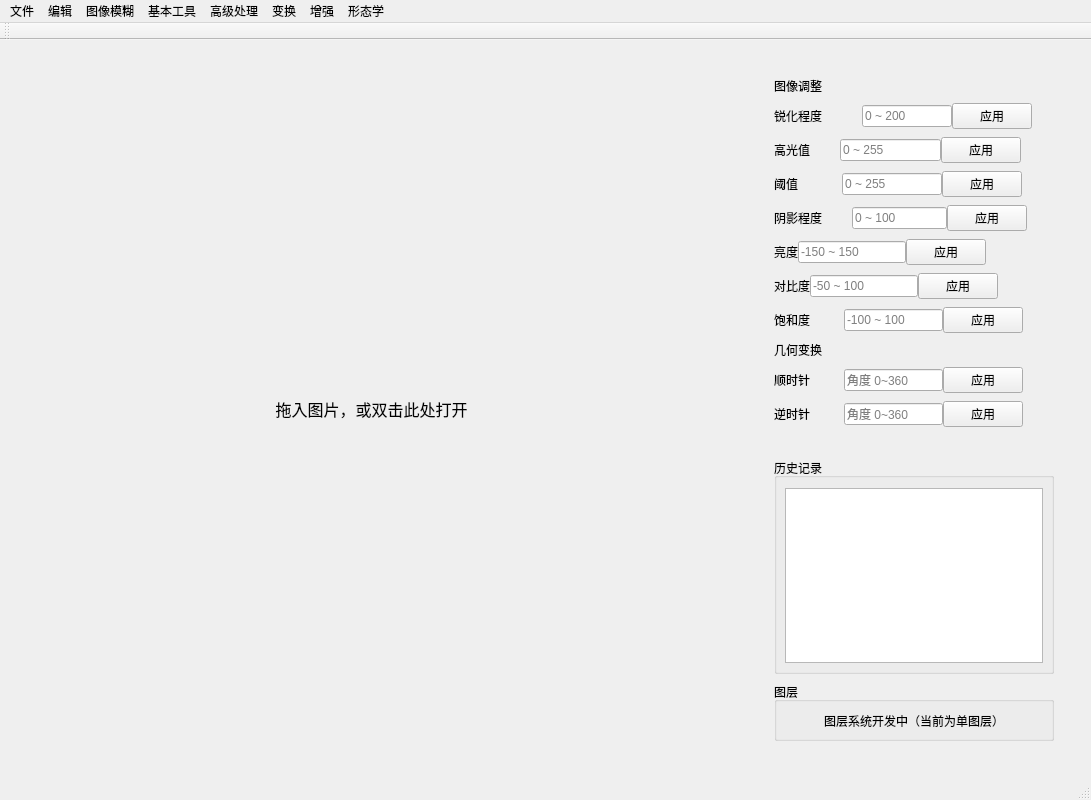
The window that ImageWithUI/ui/mainwindow.ui (Obj4ct/ImageWithUI) describes before a commit, drawn with Qt 5.
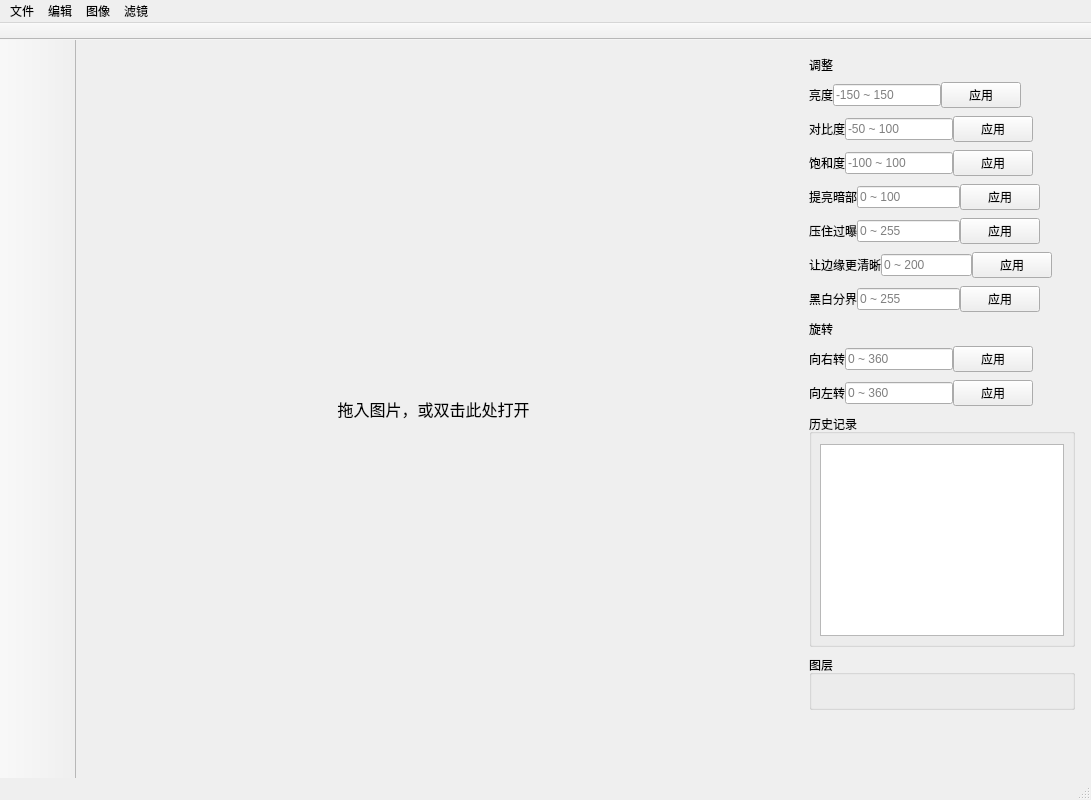
The same window after the commit. Icons and pictures are not drawn.

Commit message: feat: photoshop-style dark UI, global undo/redo, simplified feature set

```diff
--- a/ImageWithUI/ui/mainwindow.ui
+++ b/ImageWithUI/ui/mainwindow.ui
@@ -11,24 +11,24 @@
    </rect>
   </property>
   <property name="windowTitle">
-   <string>数字图像处理系统</string>
+   <string>ImageWithUI · 图片编辑器</string>
   </property>
   <widget class="QWidget" name="centralwidget">
    <layout class="QHBoxLayout" name="horizontalLayout_4">
     <property name="spacing">
-     <number>12</number>
+     <number>0</number>
     </property>
     <property name="leftMargin">
-     <number>12</number>
+     <number>0</number>
     </property>
     <property name="topMargin">
-     <number>12</number>
+     <number>0</number>
     </property>
     <property name="rightMargin">
-     <number>12</number>
+     <number>0</number>
     </property>
     <property name="bottomMargin">
-     <number>12</number>
+     <number>0</number>
     </property>
     <item>
      <widget class="QLabel" name="imageLabel">
@@ -79,33 +79,32 @@
      <widget class="QWidget" name="widget" native="true">
       <property name="minimumSize">
        <size>
-        <width>336</width>
+        <width>300</width>
         <height>0</height>
        </size>
       </property>
       <property name="maximumSize">
        <size>
-        <width>336</width>
+        <width>300</width>
         <height>16777215</height>
        </size>
       </property>
       <layout class="QHBoxLayout" name="horizontalLayout_5">
-       <item>
-        <spacer name="horizontalSpacer">
-         <property name="orientation">
-          <enum>Qt::Horizontal</enum>
-         </property>
-         <property name="sizeType">
-          <enum>QSizePolicy::Ignored</enum>
-         </property>
-         <property name="sizeHint" stdset="0">
-          <size>
-           <width>40</width>
-           <height>20</height>
-          </size>
-         </property>
-        </spacer>
-       </item>
+       <property name="spacing">
+        <number>0</number>
+       </property>
+       <property name="leftMargin">
+        <number>0</number>
+       </property>
+       <property name="topMargin">
+        <number>0</number>
+       </property>
+       <property name="rightMargin">
+        <number>0</number>
+       </property>
+       <property name="bottomMargin">
+        <number>0</number>
+       </property>
        <item>
         <widget class="QWidget" name="widget_14" native="true">
          <layout class="QVBoxLayout" name="verticalLayout_4">
@@ -127,230 +126,10 @@
           <item>
            <widget class="QLabel" name="label_sec_adjust">
             <property name="text">
-             <string>图像调整</string>
+             <string>调整</string>
             </property>
            </widget>
           </item>
-          <item>
-           <widget class="QWidget" name="widget_8" native="true">
-            <layout class="QHBoxLayout" name="horizontalLayout_12">
-             <property name="spacing">
-              <number>0</number>
-             </property>
-             <property name="leftMargin">
-              <number>0</number>
-             </property>
-             <property name="topMargin">
-              <number>0</number>
-             </property>
-             <property name="rightMargin">
-              <number>0</number>
-             </property>
-             <property name="bottomMargin">
-              <number>0</number>
-             </property>
-             <item>
-              <widget class="QLabel" name="label_36">
-               <property name="text">
-                <string>锐化程度            </string>
-               </property>
-              </widget>
-             </item>
-             <item>
-              <widget class="QLineEdit" name="lineEdit_sharpen">
-               <property name="placeholderText">
-                <string>0 ~ 200</string>
-               </property>
-              </widget>
-             </item>
-             <item>
-              <widget class="QPushButton" name="btn_sharpen">
-               <property name="text">
-                <string>应用</string>
-               </property>
-              </widget>
-             </item>
-             <item>
-              <spacer name="horizontalSpacer_3">
-               <property name="orientation">
-                <enum>Qt::Horizontal</enum>
-               </property>
-               <property name="sizeHint" stdset="0">
-                <size>
-                 <width>40</width>
-                 <height>20</height>
-                </size>
-               </property>
-              </spacer>
-             </item>
-            </layout>
-           </widget>
-          </item>
-          <item>
-           <widget class="QWidget" name="widget_9" native="true">
-            <layout class="QHBoxLayout" name="horizontalLayout_10">
-             <property name="spacing">
-              <number>0</number>
-             </property>
-             <property name="leftMargin">
-              <number>0</number>
-             </property>
-             <property name="topMargin">
-              <number>0</number>
-             </property>
-             <property name="rightMargin">
-              <number>0</number>
-             </property>
-             <property name="bottomMargin">
-              <number>0</number>
-             </property>
-             <item>
-              <widget class="QLabel" name="label_32">
-               <property name="text">
-                <string>高光值         </string>
-               </property>
-              </widget>
-             </item>
-             <item>
-              <widget class="QLineEdit" name="lineEdit_highlight">
-               <property name="placeholderText">
-                <string>0 ~ 255</string>
-               </property>
-              </widget>
-             </item>
-             <item>
-              <widget class="QPushButton" name="btn_highlight_ok">
-               <property name="text">
-                <string>应用</string>
-               </property>
-              </widget>
-             </item>
-             <item>
-              <spacer name="horizontalSpacer_4">
-               <property name="orientation">
-                <enum>Qt::Horizontal</enum>
-               </property>
-               <property name="sizeHint" stdset="0">
-                <size>
-                 <width>40</width>
-                 <height>20</height>
-                </size>
-               </property>
-              </spacer>
-             </item>
-            </layout>
-           </widget>
-          </item>
-          <item>
-           <widget class="QWidget" name="widget_10" native="true">
-            <layout class="QHBoxLayout" name="horizontalLayout_11">
-             <property name="spacing">
-              <number>0</number>
-             </property>
-             <property name="leftMargin">
-              <number>0</number>
-             </property>
-             <property name="topMargin">
-              <number>0</number>
-             </property>
-             <property name="rightMargin">
-              <number>0</number>
-             </property>
-             <property name="bottomMargin">
-              <number>0</number>
-             </property>
-             <item>
-              <widget class="QLabel" name="label_34">
-               <property name="text">
-                <string>阈值             </string>
-               </property>
-              </widget>
-             </item>
-             <item>
-              <widget class="QLineEdit" name="lineEdit_threshold">
-               <property name="placeholderText">
-                <string>0 ~ 255</string>
-               </property>
-              </widget>
-             </item>
-             <item>
-              <widget class="QPushButton" name="btn_threshold_ok">
-               <property name="text">
-                <string>应用</string>
-               </property>
-              </widget>
-             </item>
-             <item>
-              <spacer name="horizontalSpacer_5">
-               <property name="orientation">
-                <enum>Qt::Horizontal</enum>
-               </property>
-               <property name="sizeHint" stdset="0">
-                <size>
-                 <width>40</width>
-                 <height>20</height>
-                </size>
-               </property>
-              </spacer>
-             </item>
-            </layout>
-           </widget>
-          </item>
-          <item>
-           <widget class="QWidget" name="widget_21" native="true">
-            <layout class="QHBoxLayout" name="horizontalLayout_9">
-             <property name="spacing">
-              <number>0</number>
-             </property>
-             <property name="leftMargin">
-              <number>0</number>
-             </property>
-             <property name="topMargin">
-              <number>0</number>
-             </property>
-             <property name="rightMargin">
-              <number>0</number>
-             </property>
-             <property name="bottomMargin">
-              <number>0</number>
-             </property>
-             <item>
-              <widget class="QLabel" name="label_30">
-               <property name="text">
-                <string>阴影程度         </string>
-               </property>
-              </widget>
-             </item>
-             <item>
-              <widget class="QLineEdit" name="lineEdit_shadow">
-               <property name="placeholderText">
-                <string>0 ~ 100</string>
-               </property>
-              </widget>
-             </item>
-             <item>
-              <widget class="QPushButton" name="btn_shadow_ok">
-               <property name="text">
-                <string>应用</string>
-               </property>
-              </widget>
-             </item>
-             <item>
-              <spacer name="horizontalSpacer_6">
-               <property name="orientation">
-                <enum>Qt::Horizontal</enum>
-               </property>
-               <property name="sizeHint" stdset="0">
-                <size>
-                 <width>40</width>
-                 <height>20</height>
-                </size>
-               </property>
-              </spacer>
-             </item>
-            </layout>
-           </widget>
-          </item>
           <item>
            <widget class="QWidget" name="widget_4" native="true">
             <layout class="QHBoxLayout" name="horizontalLayout_2">
@@ -485,7 +264,7 @@
              <item>
               <widget class="QLabel" name="label_3">
                <property name="text">
-                <string>饱和度          </string>
+                <string>饱和度</string>
                </property>
               </widget>
              </item>
@@ -519,10 +298,230 @@
             </layout>
            </widget>
           </item>
+          <item>
+           <widget class="QWidget" name="widget_21" native="true">
+            <layout class="QHBoxLayout" name="horizontalLayout_9">
+             <property name="spacing">
+              <number>0</number>
+             </property>
+             <property name="leftMargin">
+              <number>0</number>
+             </property>
+             <property name="topMargin">
+              <number>0</number>
+             </property>
+             <property name="rightMargin">
+              <number>0</number>
+             </property>
+             <property name="bottomMargin">
+              <number>0</number>
+             </property>
+             <item>
+              <widget class="QLabel" name="label_30">
+               <property name="text">
+                <string>提亮暗部</string>
+               </property>
+              </widget>
+             </item>
+             <item>
+              <widget class="QLineEdit" name="lineEdit_shadow">
+               <property name="placeholderText">
+                <string>0 ~ 100</string>
+               </property>
+              </widget>
+             </item>
+             <item>
+              <widget class="QPushButton" name="btn_shadow_ok">
+               <property name="text">
+                <string>应用</string>
+               </property>
+              </widget>
+             </item>
+             <item>
+              <spacer name="horizontalSpacer_6">
+               <property name="orientation">
+                <enum>Qt::Horizontal</enum>
+               </property>
+               <property name="sizeHint" stdset="0">
+                <size>
+                 <width>40</width>
+                 <height>20</height>
+                </size>
+               </property>
+              </spacer>
+             </item>
+            </layout>
+           </widget>
+          </item>
+          <item>
+           <widget class="QWidget" name="widget_9" native="true">
+            <layout class="QHBoxLayout" name="horizontalLayout_10">
+             <property name="spacing">
+              <number>0</number>
+             </property>
+             <property name="leftMargin">
+              <number>0</number>
+             </property>
+             <property name="topMargin">
+              <number>0</number>
+             </property>
+             <property name="rightMargin">
+              <number>0</number>
+             </property>
+             <property name="bottomMargin">
+              <number>0</number>
+             </property>
+             <item>
+              <widget class="QLabel" name="label_32">
+               <property name="text">
+                <string>压住过曝</string>
+               </property>
+              </widget>
+             </item>
+             <item>
+              <widget class="QLineEdit" name="lineEdit_highlight">
+               <property name="placeholderText">
+                <string>0 ~ 255</string>
+               </property>
+              </widget>
+             </item>
+             <item>
+              <widget class="QPushButton" name="btn_highlight_ok">
+               <property name="text">
+                <string>应用</string>
+               </property>
+              </widget>
+             </item>
+             <item>
+              <spacer name="horizontalSpacer_4">
+               <property name="orientation">
+                <enum>Qt::Horizontal</enum>
+               </property>
+               <property name="sizeHint" stdset="0">
+                <size>
+                 <width>40</width>
+                 <height>20</height>
+                </size>
+               </property>
+              </spacer>
+             </item>
+            </layout>
+           </widget>
+          </item>
+          <item>
+           <widget class="QWidget" name="widget_8" native="true">
+            <layout class="QHBoxLayout" name="horizontalLayout_12">
+             <property name="spacing">
+              <number>0</number>
+             </property>
+             <property name="leftMargin">
+              <number>0</number>
+             </property>
+             <property name="topMargin">
+              <number>0</number>
+             </property>
+             <property name="rightMargin">
+              <number>0</number>
+             </property>
+             <property name="bottomMargin">
+              <number>0</number>
+             </property>
+             <item>
+              <widget class="QLabel" name="label_36">
+               <property name="text">
+                <string>让边缘更清晰</string>
+               </property>
+              </widget>
+             </item>
+             <item>
+              <widget class="QLineEdit" name="lineEdit_sharpen">
+               <property name="placeholderText">
+                <string>0 ~ 200</string>
+               </property>
+              </widget>
+             </item>
+             <item>
+              <widget class="QPushButton" name="btn_sharpen">
+               <property name="text">
+                <string>应用</string>
+               </property>
+              </widget>
+             </item>
+             <item>
+              <spacer name="horizontalSpacer_3">
+               <property name="orientation">
+                <enum>Qt::Horizontal</enum>
+               </property>
+               <property name="sizeHint" stdset="0">
+                <size>
+                 <width>40</width>
+                 <height>20</height>
+                </size>
+               </property>
+              </spacer>
+             </item>
+            </layout>
+           </widget>
+          </item>
+          <item>
+           <widget class="QWidget" name="widget_10" native="true">
+            <layout class="QHBoxLayout" name="horizontalLayout_11">
+             <property name="spacing">
+              <number>0</number>
+             </property>
+             <property name="leftMargin">
+              <number>0</number>
+             </property>
+             <property name="topMargin">
+              <number>0</number>
+             </property>
+             <property name="rightMargin">
+              <number>0</number>
+             </property>
+             <property name="bottomMargin">
+              <number>0</number>
+             </property>
+             <item>
+              <widget class="QLabel" name="label_34">
+               <property name="text">
+                <string>黑白分界</string>
+               </property>
+              </widget>
+             </item>
+             <item>
+              <widget class="QLineEdit" name="lineEdit_threshold">
+               <property name="placeholderText">
+                <string>0 ~ 255</string>
+               </property>
+              </widget>
+             </item>
+             <item>
+              <widget class="QPushButton" name="btn_threshold_ok">
+               <property name="text">
+                <string>应用</string>
+               </property>
+              </widget>
+             </item>
+             <item>
+              <spacer name="horizontalSpacer_5">
+               <property name="orientation">
+                <enum>Qt::Horizontal</enum>
+               </property>
+               <property name="sizeHint" stdset="0">
+                <size>
+                 <width>40</width>
+                 <height>20</height>
+                </size>
+               </property>
+              </spacer>
+             </item>
+            </layout>
+           </widget>
+          </item>
           <item>
            <widget class="QLabel" name="label_sec_transform">
             <property name="text">
-             <string>几何变换</string>
+             <string>旋转</string>
             </property>
            </widget>
           </item>
@@ -550,14 +549,14 @@
              <item>
               <widget class="QLabel" name="label_20">
                <property name="text">
-                <string>顺时针          </string>
+                <string>向右转</string>
                </property>
               </widget>
              </item>
              <item>
               <widget class="QLineEdit" name="lineEdit_rotate">
                <property name="placeholderText">
-                <string>角度 0~360</string>
+                <string>0 ~ 360</string>
                </property>
               </widget>
              </item>
@@ -605,14 +604,14 @@
              <item>
               <widget class="QLabel" name="label_21">
                <property name="text">
-                <string>逆时针          </string>
+                <string>向左转</string>
                </property>
               </widget>
              </item>
              <item>
               <widget class="QLineEdit" name="lineEdit_rotate_r">
                <property name="placeholderText">
-                <string>角度 0~360</string>
+                <string>0 ~ 360</string>
                </property>
               </widget>
              </item>
@@ -639,19 +638,6 @@
             </layout>
            </widget>
           </item>
-          <item>
-           <spacer name="verticalSpacer_panel">
-            <property name="orientation">
-             <enum>Qt::Vertical</enum>
-            </property>
-            <property name="sizeHint" stdset="0">
-             <size>
-              <width>20</width>
-              <height>40</height>
-             </size>
-            </property>
-           </spacer>
-          </item>
           <item>
            <widget class="QGroupBox" name="group_history">
             <property name="title">
@@ -710,7 +696,7 @@
              <item>
               <widget class="QLabel" name="label_layers_hint">
                <property name="text">
-                <string>图层系统开发中（当前为单图层）</string>
+                <string/>
                </property>
                <property name="alignment">
                 <set>Qt::AlignCenter</set>
@@ -720,6 +706,19 @@
             </layout>
            </widget>
           </item>
+          <item>
+           <spacer name="verticalSpacer_panel">
+            <property name="orientation">
+             <enum>Qt::Vertical</enum>
+            </property>
+            <property name="sizeHint" stdset="0">
+             <size>
+              <width>20</width>
+              <height>40</height>
+             </size>
+            </property>
+           </spacer>
+          </item>
          </layout>
         </widget>
        </item>
@@ -752,82 +751,48 @@
     <addaction name="actionredo"/>
     <addaction name="actionreset"/>
    </widget>
+   <widget class="QMenu" name="menu_base">
+    <property name="title">
+     <string>图像</string>
+    </property>
+    <addaction name="actionscale"/>
+    <addaction name="action_separator_base"/>
+    <addaction name="actiontailor"/>
+    <addaction name="action_separator_base2"/>
+    <addaction name="actionflipH"/>
+    <addaction name="actionflipV"/>
+    <addaction name="actionrotate90"/>
+    <addaction name="actionrotate90ccw"/>
+    <addaction name="actiontranspose"/>
+    <addaction name="actionantitranspose"/>
+   </widget>
    <widget class="QMenu" name="menu_blur">
     <property name="title">
-     <string>图像模糊</string>
+     <string>滤镜</string>
     </property>
     <addaction name="actionmedian"/>
     <addaction name="actionaver"/>
     <addaction name="actiongauss"/>
+    <addaction name="action_separator_filter"/>
+    <addaction name="menu_unbase"/>
+    <addaction name="menu_enhance"/>
+    <addaction name="menu_morph"/>
+    <addaction name="menu_style"/>
    </widget>
-   <widget class="QMenu" name="menu_base">
+   <widget class="QMenu" name="menu_unbase">
     <property name="title">
-     <string>基本工具</string>
+     <string>颜色</string>
     </property>
-    <widget class="QMenu" name="menu_2">
-     <property name="title">
-      <string>图像缩放</string>
-     </property>
-     <widget class="QMenu" name="menu_3">
-      <property name="title">
-       <string>最临近插值</string>
-      </property>
-      <addaction name="actionlarge_near"/>
-      <addaction name="actionsmall_near"/>
-     </widget>
-     <widget class="QMenu" name="menu_4">
-      <property name="title">
-       <string>双线性插值</string>
-      </property>
-      <addaction name="actionlarge_bilinear"/>
-      <addaction name="actionsmall_bilinear"/>
-     </widget>
-     <widget class="QMenu" name="menu_5">
-      <property name="title">
-       <string>双立方插值</string>
-      </property>
-      <addaction name="actionlarge_bicubic"/>
-      <addaction name="actionsmall_bicubic"/>
-     </widget>
-     <addaction name="menu_3"/>
-     <addaction name="menu_4"/>
-     <addaction name="menu_5"/>
-    </widget>
     <addaction name="actiongray"/>
     <addaction name="actionreverse"/>
     <addaction name="actioncomplementary"/>
     <addaction name="actionautoContrast"/>
     <addaction name="actioncolorBalance"/>
-    <addaction name="menu_2"/>
-   </widget>
-   <widget class="QMenu" name="menu_unbase">
-    <property name="title">
-     <string>高级处理</string>
-    </property>
-    <addaction name="actionblend"/>
-    <addaction name="actionmosaic"/>
-    <addaction name="actionsobel"/>
-    <addaction name="actionliquefaction"/>
     <addaction name="actioncolorMap"/>
-    <addaction name="actionfishEye"/>
-    <addaction name="actionface"/>
-    <addaction name="actionhighContrast"/>
-   </widget>
-   <widget class="QMenu" name="menu_transform">
-    <property name="title">
-     <string>变换</string>
-    </property>
-    <addaction name="actionflipH"/>
-    <addaction name="actionflipV"/>
-    <addaction name="actionrotate90"/>
-    <addaction name="actionrotate90ccw"/>
-    <addaction name="actiontranspose"/>
-    <addaction name="actionantitranspose"/>
-    <addaction name="actiontailor"/>
    </widget>
    <widget class="QMenu" name="menu_enhance">
     <property name="title">
-     <string>增强</string>
+     <string>细节</string>
     </property>
     <addaction name="actionequalize"/>
     <addaction name="actionusm"/>
@@ -835,27 +800,39 @@
    </widget>
    <widget class="QMenu" name="menu_morph">
     <property name="title">
-     <string>形态学</string>
+     <string>去杂点/补小孔</string>
     </property>
     <addaction name="actionerode"/>
     <addaction name="actiondilate"/>
     <addaction name="actionopenMorph"/>
     <addaction name="actioncloseMorph"/>
    </widget>
+   <widget class="QMenu" name="menu_style">
+    <property name="title">
+     <string>风格化</string>
+    </property>
+    <addaction name="actionsobel"/>
+    <addaction name="actionmosaic"/>
+    <addaction name="actionliquefaction"/>
+    <addaction name="actionface"/>
+    <addaction name="actionfishEye"/>
+   </widget>
    <addaction name="menu"/>
    <addaction name="menu_edit"/>
-   <addaction name="menu_blur"/>
    <addaction name="menu_base"/>
-   <addaction name="menu_unbase"/>
-   <addaction name="menu_transform"/>
-   <addaction name="menu_enhance"/>
-   <addaction name="menu_morph"/>
+   <addaction name="menu_blur"/>
   </widget>
   <widget class="QStatusBar" name="statusbar"/>
   <widget class="QToolBar" name="toolBar">
    <property name="windowTitle">
     <string>toolBar</string>
    </property>
+   <property name="movable">
+    <bool>false</bool>
+   </property>
+   <property name="toolButtonStyle">
+    <enum>Qt::ToolButtonTextBesideIcon</enum>
+   </property>
    <attribute name="toolBarArea">
     <enum>TopToolBarArea</enum>
    </attribute>
@@ -863,6 +840,56 @@
     <bool>false</bool>
    </attribute>
   </widget>
+  <widget class="QToolBar" name="toolBox">
+   <property name="windowTitle">
+    <string>toolBox</string>
+   </property>
+   <property name="orientation">
+    <enum>Qt::Vertical</enum>
+   </property>
+   <property name="movable">
+    <bool>false</bool>
+   </property>
+   <property name="floatable">
+    <bool>false</bool>
+   </property>
+   <property name="toolButtonStyle">
+    <enum>Qt::ToolButtonTextOnly</enum>
+   </property>
+   <property name="minimumSize">
+    <size>
+     <width>76</width>
+     <height>0</height>
+    </size>
+   </property>
+   <property name="maximumSize">
+    <size>
+     <width>76</width>
+     <height>16777215</height>
+    </size>
+   </property>
+   <attribute name="toolBarArea">
+    <enum>LeftToolBarArea</enum>
+   </attribute>
+   <attribute name="toolBarBreak">
+    <bool>false</bool>
+   </attribute>
+  </widget>
+  <action name="action_separator_base">
+   <property name="separator">
+    <bool>true</bool>
+   </property>
+  </action>
+  <action name="action_separator_base2">
+   <property name="separator">
+    <bool>true</bool>
+   </property>
+  </action>
+  <action name="action_separator_filter">
+   <property name="separator">
+    <bool>true</bool>
+   </property>
+  </action>
   <action name="openImage">
    <property name="text">
     <string>打开图片</string>
@@ -883,7 +910,8 @@
    <property name="icon">
     <iconset resource="icon.qrc">
      <normaloff>:/icon/undo.png</normaloff>
-     <normalon>:/icon/undo.png</normalon>:/icon/undo.png</iconset>
+     <normalon>:/icon/undo.png</normalon>
+    </iconset>
    </property>
    <property name="text">
     <string>撤销</string>
@@ -896,43 +924,49 @@
    <property name="icon">
     <iconset resource="icon.qrc">
      <normaloff>:/icon/reset.png</normaloff>
-     <normalon>:/icon/reset.png</normalon>:/icon/reset.png</iconset>
+     <normalon>:/icon/reset.png</normalon>
+    </iconset>
    </property>
    <property name="text">
-    <string>重置图像</string>
+    <string>还原成原图</string>
    </property>
    <property name="shortcut">
     <string>Ctrl+R</string>
    </property>
   </action>
+  <action name="actionscale">
+   <property name="text">
+    <string>缩放图像…</string>
+   </property>
+  </action>
   <action name="actionmedian">
    <property name="text">
-    <string>中值模糊</string>
+    <string>去除杂点</string>
    </property>
   </action>
   <action name="actionaver">
    <property name="text">
-    <string>均值模糊</string>
+    <string>轻微模糊</string>
    </property>
   </action>
   <action name="actiongauss">
    <property name="text">
-    <string>高斯模糊</string>
+    <string>高斯模糊…</string>
    </property>
   </action>
   <action name="actiongray">
    <property name="text">
-    <string>灰度图转换</string>
+    <string>转为黑白</string>
    </property>
   </action>
   <action name="actionreverse">
    <property name="text">
-    <string>颜色反转</string>
+    <string>反相</string>
    </property>
   </action>
   <action name="actioncomplementary">
    <property name="text">
-    <string>补色</string>
+    <string>互补色</string>
    </property>
   </action>
   <action name="actionautoContrast">
@@ -940,60 +974,52 @@
     <string>自动对比度</string>
    </property>
   </action>
-  <action name="actionblend">
-   <property name="text">
-    <string>图层混合</string>
-   </property>
-  </action>
-  <action name="actionmask">
-   <property name="text">
-    <string>局部磨皮</string>
-   </property>
-  </action>
   <action name="actionmosaic">
    <property name="text">
-    <string>马赛克</string>
+    <string>打马赛克…</string>
    </property>
   </action>
   <action name="actionsobel">
    <property name="text">
-    <string>边缘检测</string>
+    <string>描出轮廓</string>
    </property>
   </action>
   <action name="actionliquefaction">
    <property name="text">
-    <string>眼部放大</string>
+    <string>放大眼睛…</string>
    </property>
   </action>
   <action name="actioncolorMap">
    <property name="text">
-    <string>色彩映射</string>
+    <string>调色曲线…</string>
    </property>
   </action>
   <action name="actionfishEye">
    <property name="text">
-    <string>鱼眼镜头</string>
+    <string>鱼眼效果…</string>
    </property>
   </action>
   <action name="actioncolorBalance">
    <property name="text">
-    <string>色彩平衡</string>
+    <string>校正偏色</string>
    </property>
   </action>
   <action name="actionface">
    <property name="text">
-    <string>图像微调</string>
+    <string>人像瘦脸…</string>
    </property>
   </action>
   <action name="actiontailor">
    <property name="text">
-    <string>图像裁剪</string>
+    <string>裁剪图像…</string>
    </property>
   </action>
   <action name="actionredo">
    <property name="icon">
     <iconset resource="icon.qrc">
-     <normaloff>:/icon/redo.png</normaloff>:/icon/redo.png</iconset>
+     <normaloff>:/icon/redo.png</normaloff>
+     <normalon>:/icon/redo.png</normalon>
+    </iconset>
    </property>
    <property name="text">
     <string>重做</string>
@@ -1002,41 +1028,6 @@
     <string>Ctrl+Y</string>
    </property>
   </action>
-  <action name="actionlarge_near">
-   <property name="text">
-    <string>放大</string>
-   </property>
-  </action>
-  <action name="actionsmall_near">
-   <property name="text">
-    <string>缩小</string>
-   </property>
-  </action>
-  <action name="actionlarge_bilinear">
-   <property name="text">
-    <string>放大</string>
-   </property>
-  </action>
-  <action name="actionsmall_bilinear">
-   <property name="text">
-    <string>缩小</string>
-   </property>
-  </action>
-  <action name="actionlarge_bicubic">
-   <property name="text">
-    <string>放大</string>
-   </property>
-  </action>
-  <action name="actionsmall_bicubic">
-   <property name="text">
-    <string>缩小</string>
-   </property>
-  </action>
-  <action name="actionhighContrast">
-   <property name="text">
-    <string>高反差保留</string>
-   </property>
-  </action>
   <action name="actionflipH">
    <property name="text">
     <string>水平翻转</string>
@@ -1049,57 +1040,57 @@
   </action>
   <action name="actionrotate90">
    <property name="text">
-    <string>顺时针旋转 90°</string>
+    <string>向右转 90°</string>
    </property>
   </action>
   <action name="actionrotate90ccw">
    <property name="text">
-    <string>逆时针旋转 90°</string>
+    <string>向左转 90°</string>
    </property>
   </action>
   <action name="actiontranspose">
    <property name="text">
-    <string>沿主对角线镜像</string>
+    <string>沿对角线翻转（左上-右下）</string>
    </property>
   </action>
   <action name="actionantitranspose">
    <property name="text">
-    <string>沿副对角线镜像</string>
+    <string>沿对角线翻转（右上-左下）</string>
    </property>
   </action>
   <action name="actionequalize">
    <property name="text">
-    <string>直方图均衡化</string>
+    <string>自动拉大明暗</string>
    </property>
   </action>
   <action name="actionusm">
    <property name="text">
-    <string>USM 锐化</string>
+    <string>智能锐化…</string>
    </property>
   </action>
   <action name="actionconvolution">
    <property name="text">
-    <string>自定义卷积核 (3×3)</string>
+    <string>自定义滤镜（3×3）…</string>
    </property>
   </action>
   <action name="actionerode">
    <property name="text">
-    <string>腐蚀</string>
+    <string>去小亮点</string>
    </property>
   </action>
   <action name="actiondilate">
    <property name="text">
-    <string>膨胀</string>
+    <string>补小暗点</string>
    </property>
   </action>
   <action name="actionopenMorph">
    <property name="text">
-    <string>开运算</string>
+    <string>先消后补</string>
    </property>
   </action>
   <action name="actioncloseMorph">
    <property name="text">
-    <string>闭运算</string>
+    <string>先补后消</string>
    </property>
   </action>
  </widget>
```
The commit also changes 14 other files.
